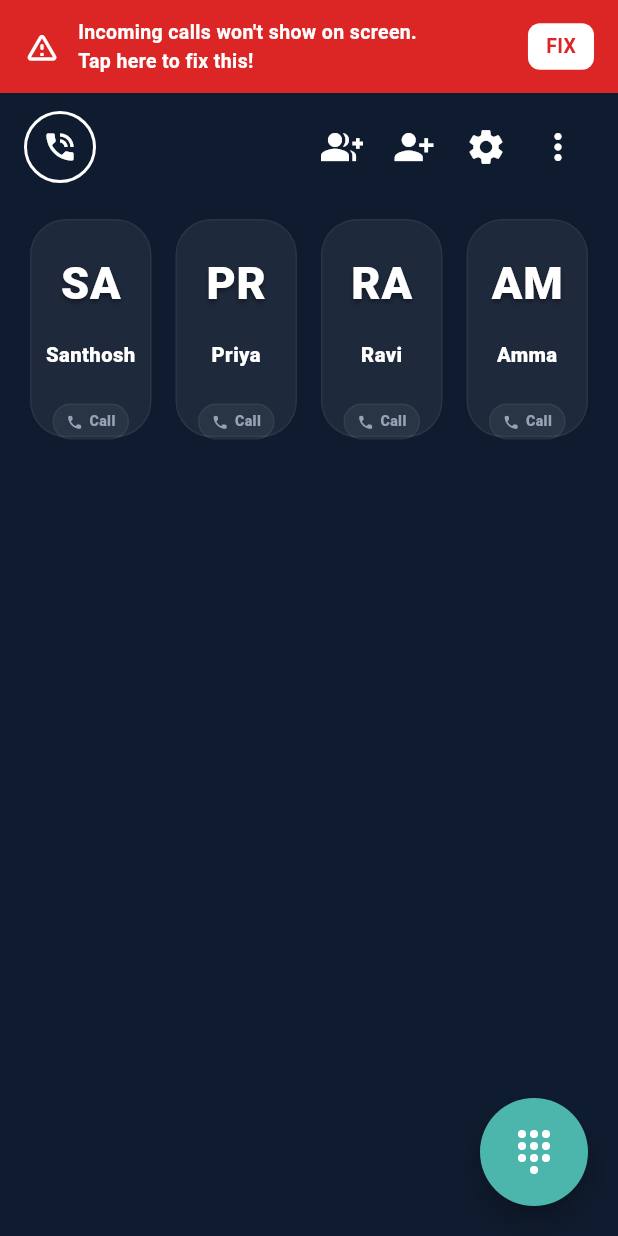
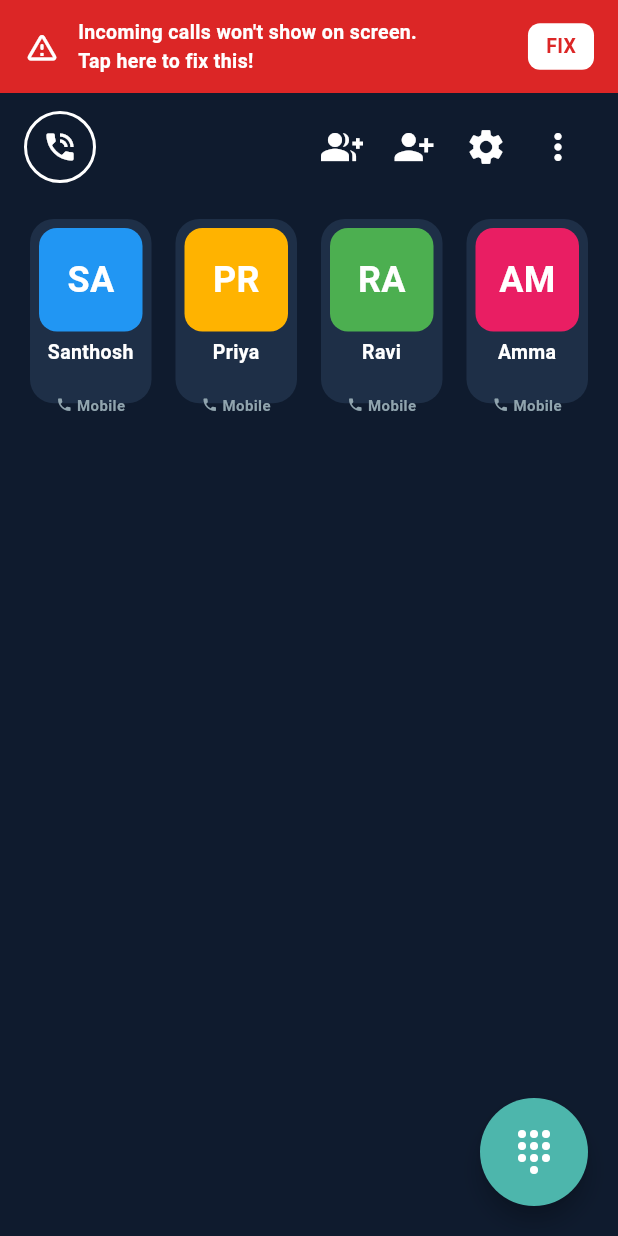
Before and after one commit to santjsx/easyConnect, a Flutter app: the screen it shows after launch, on a phone screen of 412 x 824 dp. Run offline on Flutter 3.47's test engine with Material 3 defaults, Android fonts, the phone set to English and light mode, and no system bars; our stand-ins replace audioplayers, connectivity_plus, csv, file_picker, flutter_riverpod, flutter_tts and 7 more; missing offline and left inert: record; accounts and stored records are empty; network calls fail.

Commit message:
design(contacts): restore original classic solid colors, 16px corner radius, and simple flat row subtitles while preserving legible 2-line name wrapper

```diff
--- a/lib/features/contacts/widgets/contact_card.dart
+++ b/lib/features/contacts/widgets/contact_card.dart
@@ -507,19 +507,17 @@ class ContactCard extends ConsumerWidget {
           container: true,
           child: Card(
             elevation: 0,
-            color: const Color(0xFF1E293B), // Slate 800 for premium deep dark background
+            color: const Color(0xFF1E2F47), // Lighter card navy blue
             shape: RoundedRectangleBorder(
-              borderRadius: BorderRadius.circular(24), // Softer, more premium corner radius
-              side: isSelected
-                  ? BorderSide(color: ringColor, width: 3.0)
-                  : BorderSide(color: Colors.white.withValues(alpha: 0.05), width: 1.0),
+              borderRadius: BorderRadius.circular(16),
+              side: isSelected ? BorderSide(color: ringColor, width: 3.0) : BorderSide.none,
             ),
             child: InkWell(
               onTap: () => _handleTap(context, ref),
               onLongPress: () => _showSeniorActionSheet(context, ref),
-              borderRadius: BorderRadius.circular(24),
+              borderRadius: BorderRadius.circular(16),
               child: Padding(
-                padding: const EdgeInsets.symmetric(horizontal: 8.0, vertical: 10.0),
+                padding: const EdgeInsets.all(6.0),
                 child: Column(
                   mainAxisSize: MainAxisSize.min,
                   crossAxisAlignment: CrossAxisAlignment.center,
@@ -534,9 +532,8 @@ class ContactCard extends ConsumerWidget {
                             width: double.infinity,
                             height: double.infinity,
                             decoration: BoxDecoration(
-                              color: hasPhoto ? null : Colors.transparent,
-                              gradient: hasPhoto ? null : _getInitialsGradient(contact.positionIndex),
-                              borderRadius: BorderRadius.circular(18), // Softer inner rounding
+                              color: hasPhoto ? null : _getInitialsColor(contact.positionIndex),
+                              borderRadius: BorderRadius.circular(12),
                               image: hasPhoto
                                   ? DecorationImage(
                                       image: ResizeImage(
@@ -554,17 +551,9 @@ class ContactCard extends ConsumerWidget {
                                 : Text(
                                     _getInitials(contact.name),
                                     style: const TextStyle(
-                                      fontSize: 30.0,
-                                      fontWeight: FontWeight.w900,
+                                      fontSize: 24.0,
+                                      fontWeight: FontWeight.bold,
                                       color: Colors.white,
-                                      letterSpacing: 0.5,
-                                      shadows: [
-                                        Shadow(
-                                          color: Colors.black38,
-                                          offset: Offset(0, 2),
-                                          blurRadius: 4,
-                                        ),
-                                      ],
                                     ),
                                   ),
                           ),
@@ -572,14 +561,14 @@ class ContactCard extends ConsumerWidget {
                             Positioned(
                               bottom: 4,
                               child: Container(
-                                padding: const EdgeInsets.symmetric(horizontal: 8, vertical: 3),
+                                padding: const EdgeInsets.symmetric(horizontal: 6, vertical: 2),
                                 decoration: BoxDecoration(
                                   color: ringColor,
-                                  borderRadius: BorderRadius.circular(10),
+                                  borderRadius: BorderRadius.circular(8),
                                   boxShadow: [
                                     BoxShadow(
-                                      color: Colors.black.withValues(alpha: 0.25),
-                                      blurRadius: 6,
+                                      color: Colors.black.withValues(alpha: 0.15),
+                                      blurRadius: 4,
                                       offset: const Offset(0, 2),
                                     ),
                                   ],
@@ -588,7 +577,7 @@ class ContactCard extends ConsumerWidget {
                                   language == 'te' ? 'మళ్ళీ నొక్కు' : (language == 'hi' ? 'फिर दबाएं' : 'TAP AGAIN'),
                                   style: const TextStyle(
                                     color: Colors.white,
-                                    fontSize: 8.5,
+                                    fontSize: 8,
                                     fontWeight: FontWeight.w900,
                                     letterSpacing: 0.2,
                                   ),
@@ -598,7 +587,7 @@ class ContactCard extends ConsumerWidget {
                         ],
                       ),
                     ),
-                    const SizedBox(height: 8.0),
+                    const SizedBox(height: 6.0),
 
                     // 2. Name Text (Supports 2 Lines for perfect legibility without scaling down)
                     SizedBox(
@@ -607,8 +596,8 @@ class ContactCard extends ConsumerWidget {
                       child: Text(
                         contact.name,
                         style: const TextStyle(
-                          fontSize: 13.5,
-                          fontWeight: FontWeight.w900, // Thicker font weight for elite readability
+                          fontSize: 13.0,
+                          fontWeight: FontWeight.bold,
                           color: Colors.white,
                           height: 1.15,
                         ),
@@ -617,63 +606,49 @@ class ContactCard extends ConsumerWidget {
                         textAlign: TextAlign.center,
                       ),
                     ),
-                    const SizedBox(height: 6.0),
+                    const SizedBox(height: 2.0),
 
-                    // 3. Premium Integrated Pill Action Badge
-                    Container(
-                      padding: const EdgeInsets.symmetric(horizontal: 8.0, vertical: 4.0),
-                      decoration: BoxDecoration(
-                        color: contact.preferredAction == 'video'
-                            ? kVideoBlue.withValues(alpha: 0.12)
-                            : contact.preferredAction == 'message'
-                                ? kMessageOrange.withValues(alpha: 0.12)
-                                : Colors.white.withValues(alpha: 0.05),
-                        borderRadius: BorderRadius.circular(12),
-                        border: Border.all(
-                          color: contact.preferredAction == 'video'
-                              ? kVideoBlue.withValues(alpha: 0.2)
-                              : contact.preferredAction == 'message'
-                                  ? kMessageOrange.withValues(alpha: 0.2)
-                                  : Colors.white.withValues(alpha: 0.05),
-                          width: 1.0,
-                        ),
-                      ),
-                      child: Row(
+                    // 3. Dynamic Preferred Action Subtitle Row (Simple flat row, no pills!)
+                    Row(
+                      mainAxisAlignment: MainAxisAlignment.center,
                       mainAxisSize: MainAxisSize.min,
-                        mainAxisAlignment: MainAxisAlignment.center,
                       children: [
                         Icon(
                           contact.preferredAction == 'video'
-                                ? Icons.videocam_rounded
+                              ? Icons.videocam
                               : contact.preferredAction == 'message'
-                                    ? Icons.mic_rounded
-                                    : Icons.phone_rounded,
-                            size: 11.5,
+                                  ? Icons.mic
+                                  : Icons.phone,
+                          size: 11.0,
                           color: contact.preferredAction == 'video'
                               ? kVideoBlue
                               : contact.preferredAction == 'message'
                                   ? kMessageOrange
-                                    : const Color(0xFF94A3B8),
+                                  : const Color(0xFF90A4AE),
                         ),
-                          const SizedBox(width: 4.0),
-                          Text(
+                        const SizedBox(width: 3.0),
+                        Flexible(
+                          child: Text(
                             contact.preferredAction == 'video'
-                                ? (language == 'te' ? 'వీడియో' : (language == 'hi' ? 'वीडियो' : 'Video'))
+                                ? (language == 'te' ? 'వీడియో కాల్' : (language == 'hi' ? 'वीडियो कॉल' : 'Video Call'))
                                 : contact.preferredAction == 'message'
-                                    ? (language == 'te' ? 'వాయిస్' : (language == 'hi' ? 'आवाज़' : 'Voice'))
-                                    : (language == 'te' ? 'ఫోన్' : (language == 'hi' ? 'फ़ोन' : 'Call')),
+                                    ? (language == 'te' ? 'వాయిస్ మెసేజ్' : (language == 'hi' ? 'आवाज़ संदेश' : 'Voice Msg'))
+                                    : (language == 'te' ? 'ఫోన్ కాల్' : (language == 'hi' ? 'కాల్' : 'Mobile')),
                             style: TextStyle(
-                              fontSize: 9.5,
-                              fontWeight: FontWeight.w900,
+                              fontSize: 10.0,
+                              fontWeight: FontWeight.bold,
                               color: contact.preferredAction == 'video'
                                   ? kVideoBlue
                                   : contact.preferredAction == 'message'
                                       ? kMessageOrange
-                                      : const Color(0xFF94A3B8),
+                                      : const Color(0xFF90A4AE),
+                            ),
+                            maxLines: 1,
+                            overflow: TextOverflow.ellipsis,
+                            textAlign: TextAlign.center,
                           ),
                         ),
                       ],
-                      ),
                     ),
                   ],
                 ),
--- a/lib/screens/home_screen.dart
+++ b/lib/screens/home_screen.dart
@@ -640,7 +640,7 @@ class _HomeScreenState extends ConsumerState<HomeScreen> {
 
         double childAspectRatio = 0.72;
         if (layoutMode == 'classic') {
-          childAspectRatio = 0.58; // Elegant vertical breathing room for 4 columns with 2-line names & badge pills
+          childAspectRatio = 0.68; // Compact aspect ratio for 4 columns with 2-line name support
         } else if (screenWidth < 395) {
           childAspectRatio = 0.65; // Prevents overflow on narrow devices like Redmi Note 10 (~360dp)
         } else if (screenWidth >= 600) {
```
Lines whose indentation alone changed are shown as unchanged.
